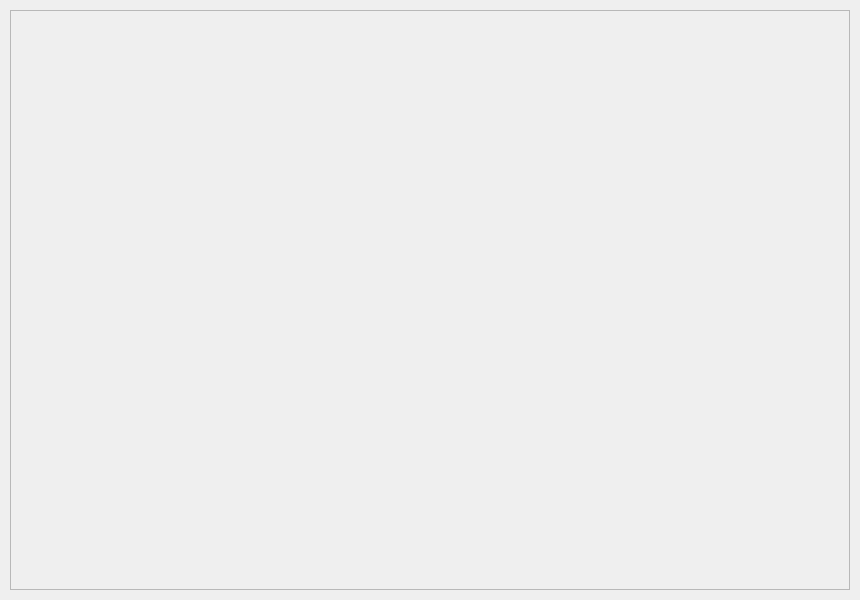
Above: gui/uis/pages/main_pages.ui from NoodleGodz/Final-Project-Python before the change. Below: the same form after it.
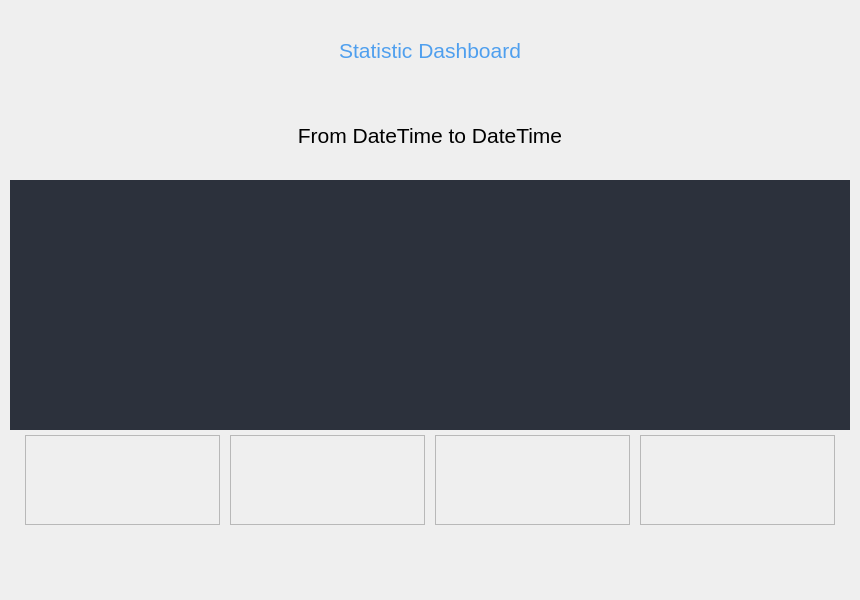
That is the form after the change. The open tabs and pages were chosen to show the change.

Commit message: Prototype stat panel

```diff
--- a/gui/uis/pages/main_pages.ui
+++ b/gui/uis/pages/main_pages.ui
@@ -316,10 +316,267 @@
        <property name="bottomMargin">
         <number>5</number>
        </property>
+       <item>
+        <widget class="QLabel" name="label_2">
+         <property name="maximumSize">
+          <size>
+           <width>16777215</width>
+           <height>100</height>
+          </size>
+         </property>
+         <property name="styleSheet">
+          <string notr="true">font: 45pt &quot;Ubuntu&quot;;
+color: rgb(79, 159, 238);</string>
+         </property>
+         <property name="text">
+          <string>Statistic Dashboard</string>
+         </property>
+         <property name="alignment">
+          <set>Qt::AlignCenter</set>
+         </property>
+        </widget>
+       </item>
        <item>
         <widget class="QFrame" name="frame_3">
+         <property name="maximumSize">
+          <size>
+           <width>16777215</width>
+           <height>10</height>
+          </size>
+         </property>
          <property name="frameShape">
-          <enum>QFrame::StyledPanel</enum>
+          <enum>QFrame::NoFrame</enum>
+         </property>
+         <property name="frameShadow">
+          <enum>QFrame::Raised</enum>
+         </property>
+        </widget>
+       </item>
+       <item>
+        <widget class="QLabel" name="label_3">
+         <property name="maximumSize">
+          <size>
+           <width>16777215</width>
+           <height>50</height>
+          </size>
+         </property>
+         <property name="text">
+          <string>From DateTime to DateTime</string>
+         </property>
+         <property name="alignment">
+          <set>Qt::AlignCenter</set>
+         </property>
+        </widget>
+       </item>
+       <item>
+        <widget class="QFrame" name="frame_5">
+         <property name="minimumSize">
+          <size>
+           <width>0</width>
+           <height>0</height>
+          </size>
+         </property>
+         <property name="maximumSize">
+          <size>
+           <width>16777215</width>
+           <height>10</height>
+          </size>
+         </property>
+         <property name="frameShape">
+          <enum>QFrame::NoFrame</enum>
+         </property>
+         <property name="frameShadow">
+          <enum>QFrame::Raised</enum>
+         </property>
+        </widget>
+       </item>
+       <item>
+        <widget class="QFrame" name="frame_linechart">
+         <property name="minimumSize">
+          <size>
+           <width>0</width>
+           <height>250</height>
+          </size>
+         </property>
+         <property name="styleSheet">
+          <string notr="true">background-color: rgb(44, 49, 60);</string>
+         </property>
+         <property name="frameShape">
+          <enum>QFrame::NoFrame</enum>
+         </property>
+         <property name="frameShadow">
+          <enum>QFrame::Raised</enum>
+         </property>
+         <layout class="QVBoxLayout" name="layout_linechart">
+          <property name="spacing">
+           <number>0</number>
+          </property>
+          <property name="leftMargin">
+           <number>0</number>
+          </property>
+          <property name="topMargin">
+           <number>0</number>
+          </property>
+          <property name="rightMargin">
+           <number>0</number>
+          </property>
+          <property name="bottomMargin">
+           <number>0</number>
+          </property>
+         </layout>
+        </widget>
+       </item>
+       <item>
+        <widget class="QFrame" name="frame_stat_btn">
+         <property name="minimumSize">
+          <size>
+           <width>0</width>
+           <height>100</height>
+          </size>
+         </property>
+         <property name="frameShape">
+          <enum>QFrame::NoFrame</enum>
+         </property>
+         <property name="frameShadow">
+          <enum>QFrame::Raised</enum>
+         </property>
+         <layout class="QHBoxLayout" name="layout_stat_btns">
+          <property name="spacing">
+           <number>10</number>
+          </property>
+          <property name="leftMargin">
+           <number>15</number>
+          </property>
+          <property name="topMargin">
+           <number>0</number>
+          </property>
+          <property name="rightMargin">
+           <number>15</number>
+          </property>
+          <property name="bottomMargin">
+           <number>10</number>
+          </property>
+          <item>
+           <widget class="QFrame" name="frame_export_usage">
+            <property name="frameShape">
+             <enum>QFrame::StyledPanel</enum>
+            </property>
+            <property name="frameShadow">
+             <enum>QFrame::Raised</enum>
+            </property>
+            <layout class="QVBoxLayout" name="verticalLayout_5">
+             <property name="spacing">
+              <number>0</number>
+             </property>
+             <property name="leftMargin">
+              <number>0</number>
+             </property>
+             <property name="topMargin">
+              <number>0</number>
+             </property>
+             <property name="rightMargin">
+              <number>0</number>
+             </property>
+             <property name="bottomMargin">
+              <number>0</number>
+             </property>
+            </layout>
+           </widget>
+          </item>
+          <item>
+           <widget class="QFrame" name="frame_export_price">
+            <property name="frameShape">
+             <enum>QFrame::StyledPanel</enum>
+            </property>
+            <property name="frameShadow">
+             <enum>QFrame::Raised</enum>
+            </property>
+            <layout class="QVBoxLayout" name="verticalLayout_4">
+             <property name="spacing">
+              <number>0</number>
+             </property>
+             <property name="leftMargin">
+              <number>0</number>
+             </property>
+             <property name="topMargin">
+              <number>0</number>
+             </property>
+             <property name="rightMargin">
+              <number>0</number>
+             </property>
+             <property name="bottomMargin">
+              <number>0</number>
+             </property>
+            </layout>
+           </widget>
+          </item>
+          <item>
+           <widget class="QFrame" name="frame_save_version">
+            <property name="frameShape">
+             <enum>QFrame::StyledPanel</enum>
+            </property>
+            <property name="frameShadow">
+             <enum>QFrame::Raised</enum>
+            </property>
+            <layout class="QVBoxLayout" name="verticalLayout_7">
+             <property name="spacing">
+              <number>0</number>
+             </property>
+             <property name="leftMargin">
+              <number>0</number>
+             </property>
+             <property name="topMargin">
+              <number>0</number>
+             </property>
+             <property name="rightMargin">
+              <number>0</number>
+             </property>
+             <property name="bottomMargin">
+              <number>0</number>
+             </property>
+            </layout>
+           </widget>
+          </item>
+          <item>
+           <widget class="QFrame" name="frame_flush">
+            <property name="frameShape">
+             <enum>QFrame::StyledPanel</enum>
+            </property>
+            <property name="frameShadow">
+             <enum>QFrame::Raised</enum>
+            </property>
+            <layout class="QVBoxLayout" name="verticalLayout_6">
+             <property name="spacing">
+              <number>0</number>
+             </property>
+             <property name="leftMargin">
+              <number>0</number>
+             </property>
+             <property name="topMargin">
+              <number>0</number>
+             </property>
+             <property name="rightMargin">
+              <number>0</number>
+             </property>
+             <property name="bottomMargin">
+              <number>0</number>
+             </property>
+            </layout>
+           </widget>
+          </item>
+         </layout>
+        </widget>
+       </item>
+       <item>
+        <widget class="QFrame" name="frame_11">
+         <property name="maximumSize">
+          <size>
+           <width>16777215</width>
+           <height>50</height>
+          </size>
+         </property>
+         <property name="frameShape">
+          <enum>QFrame::NoFrame</enum>
          </property>
          <property name="frameShadow">
           <enum>QFrame::Raised</enum>
```
Left out of the diff: 71 changed lines with no effect on the pictures. The commit also changes 5 other files.
